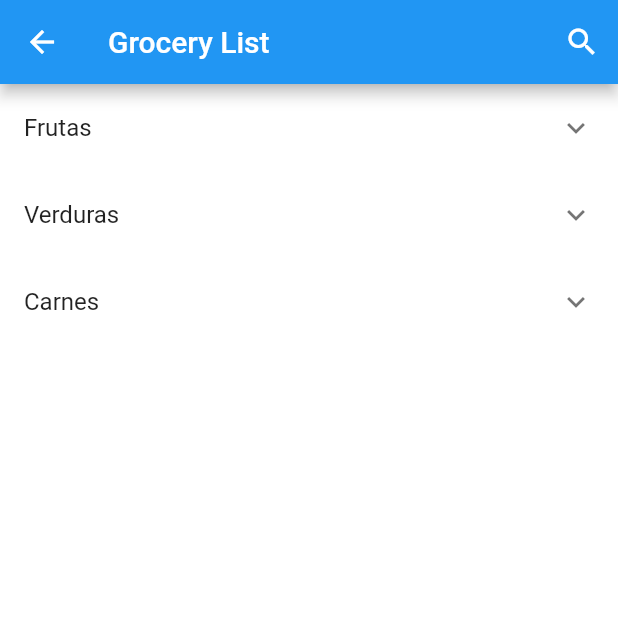
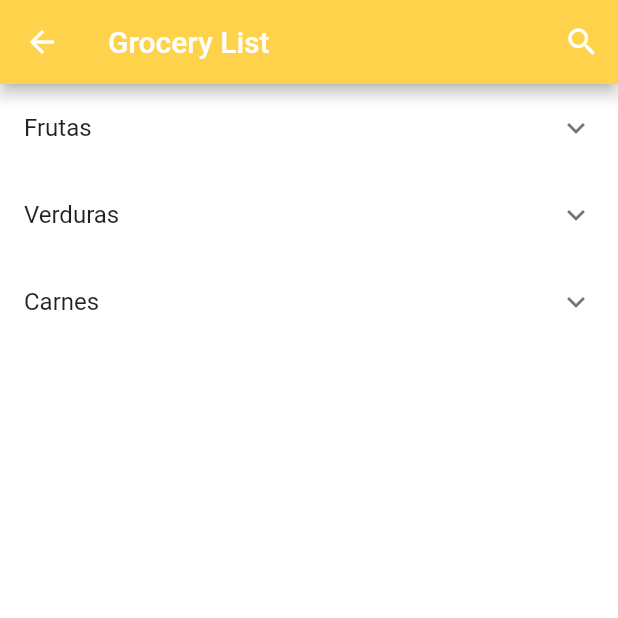
Before and after one commit to arcznze/grocery_tracker_app, a Flutter app: the MyMenu screen opened directly, on a phone screen of 412 x 824 dp, the top half of it. Run offline on Flutter 3.47's test engine with Material 2 defaults, Android fonts, the light colour scheme and no system bars; our stand-ins replace flutter_svg; project files that could hold a hidden picture were left out.

Commit message:
change header color.

```diff
--- a/lib/Screens/menu/menu.dart
+++ b/lib/Screens/menu/menu.dart
@@ -27,6 +27,7 @@ class _MyMenuState extends State<MyMenu> {
     return Scaffold(
       appBar: AppBar(
         title: Text('Grocery List'),
+        backgroundColor: Color.fromRGBO(255, 210, 76, 1),
         actions: <Widget>[
           IconButton(
             icon: Icon(Icons.search),
```
